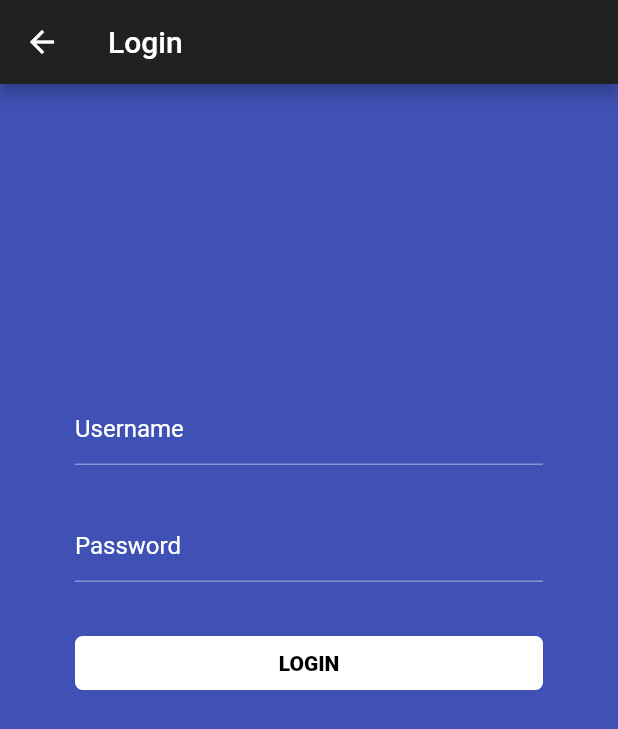
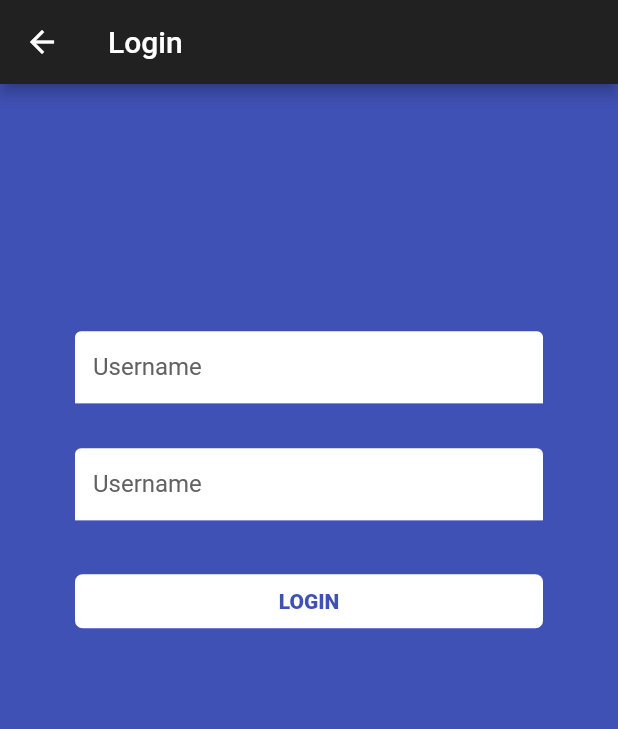
Before and after one commit to vertxspring/flutter-attendance, a Flutter app: the screen it shows after launch, on a phone screen of 412 x 824 dp. Shown: the top 729 px of the screen. Run offline on Flutter 3.47's test engine with Material 2 defaults, Android fonts, the phone set to English and light mode, and no system bars; our stand-ins replace flutter_spinkit.

Commit message:
Extracted text form fields into a separate widget

```diff
--- a/lib/screens/login_screen.dart
+++ b/lib/screens/login_screen.dart
@@ -1,3 +1,4 @@
+import 'package:attendance/widgets/custom_textformfield.dart';
 import 'package:flutter/material.dart';
 
 final _formKey = GlobalKey<FormState>();
@@ -10,8 +11,14 @@ class LoginScreen extends StatefulWidget {
 class _LoginScreenState extends State<LoginScreen> {
   @override
   Widget build(BuildContext context) {
-    double topPadding = MediaQuery.of(context).size.height * 0.25;
-
+    double height = MediaQuery.of(context).size.height;
+    print(height);
+    double topPadding;
+    if (height > 450) {
+      topPadding = height * 0.2;
+    } else {
+      topPadding = height * 0.1;
+    }
     return Scaffold(
       appBar: AppBar(
         title: Text('Login'),
@@ -22,40 +29,14 @@ class _LoginScreenState extends State<LoginScreen> {
             key: _formKey,
             child: Padding(
               padding: EdgeInsets.only(top: topPadding, left: 50, right: 50),
-              child: Column(
-                  crossAxisAlignment: CrossAxisAlignment.stretch,
-                  children: [
-                    TextFormField(
-                      decoration: InputDecoration(
-                          hintText: 'Username',
-                          hintStyle: TextStyle(color: Colors.white)),
-                      // The validator receives the text that the user has entered.
-                      validator: (value) {
-                        if (value.isEmpty) {
-                          return 'Enter some text';
-                        }
-                        return null;
-                      },
-                    ),
+              child: ListView(children: [
+                CustomTextFormField(validator: _inputValidator),
                 SizedBox(
                   height: 30,
                 ),
-                    TextFormField(
-                      decoration: InputDecoration(
-                        hintText: 'Password',
-                        hintStyle: TextStyle(
-                          color: Colors.white,
-                        ),
-                      ),
-
+                CustomTextFormField(
+                  validator: _inputValidator,
                   obscureText: true,
-                      // The validator receives the text that the user has entered.
-                      validator: (value) {
-                        if (value.isEmpty) {
-                          return 'Enter some text';
-                        }
-                        return null;
-                      },
                 ),
                 SizedBox(
                   height: 30,
@@ -66,15 +47,22 @@ class _LoginScreenState extends State<LoginScreen> {
                       'LOGIN',
                       style: TextStyle(
                         fontWeight: FontWeight.w900,
-                            color: Colors.black,
+                        color: Colors.indigo,
                       ),
                     ),
                     onPressed: () => null,
                     shape: RoundedRectangleBorder(
-                            borderRadius: BorderRadius.circular(5)))
+                        borderRadius: BorderRadius.circular(5))),
               ]),
             )),
       ),
     );
   }
+
+  String _inputValidator(value) {
+    if (value.isEmpty) {
+      return 'Enter some text';
     }
+    return null;
+  }
+}
--- /dev/null
+++ b/lib/widgets/custom_textformfield.dart
@@ -0,0 +1,32 @@
+import 'package:flutter/material.dart';
+
+typedef String StringCallback(String input);
+
+class CustomTextFormField extends StatelessWidget {
+  final StringCallback validator;
+  final bool obscureText;
+
+  CustomTextFormField({this.validator, this.obscureText: false});
+
+  @override
+  Widget build(BuildContext context) {
+    return TextFormField(
+      cursorColor: Colors.black,
+      style: TextStyle(color: Colors.black),
+      decoration: InputDecoration(
+          filled: true,
+          fillColor: Colors.white,
+          hintText: 'Username',
+          hintStyle: TextStyle(
+            color: Colors.grey.shade700,
+          )),
+      // The validator receives the text that the user has entered.
+      validator: (value) {
+        if (value.isEmpty) {
+          return 'Enter some text';
+        }
+        return null;
+      },
+    );
+  }
+}
```
Lines whose indentation alone changed are shown as unchanged.
